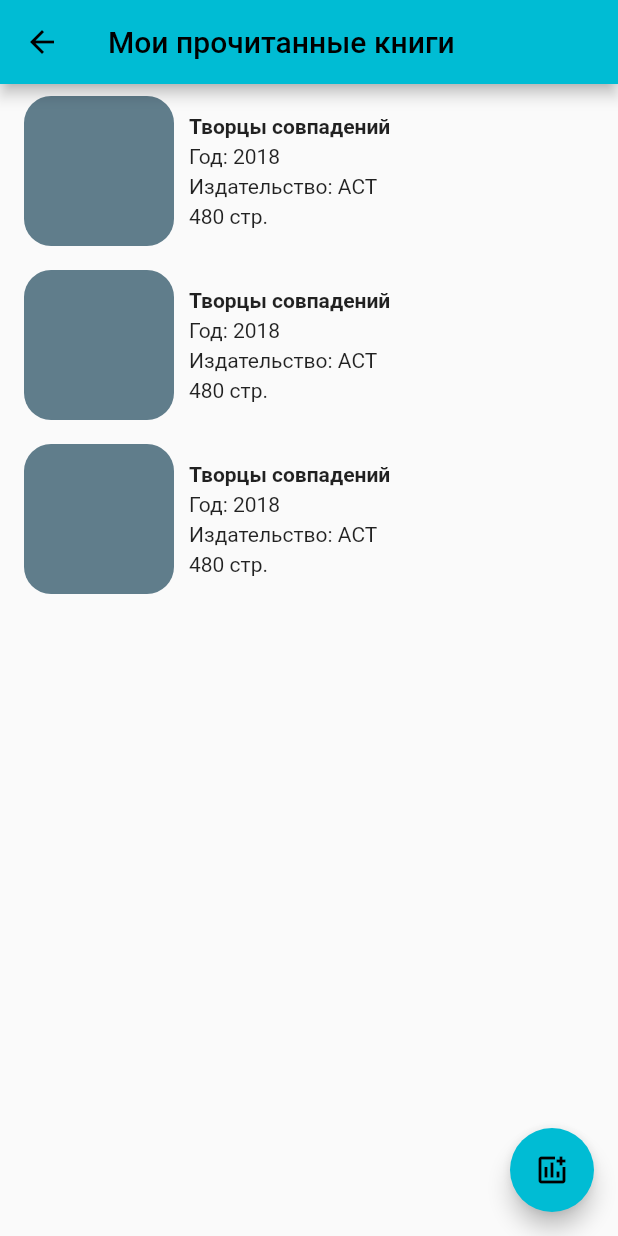
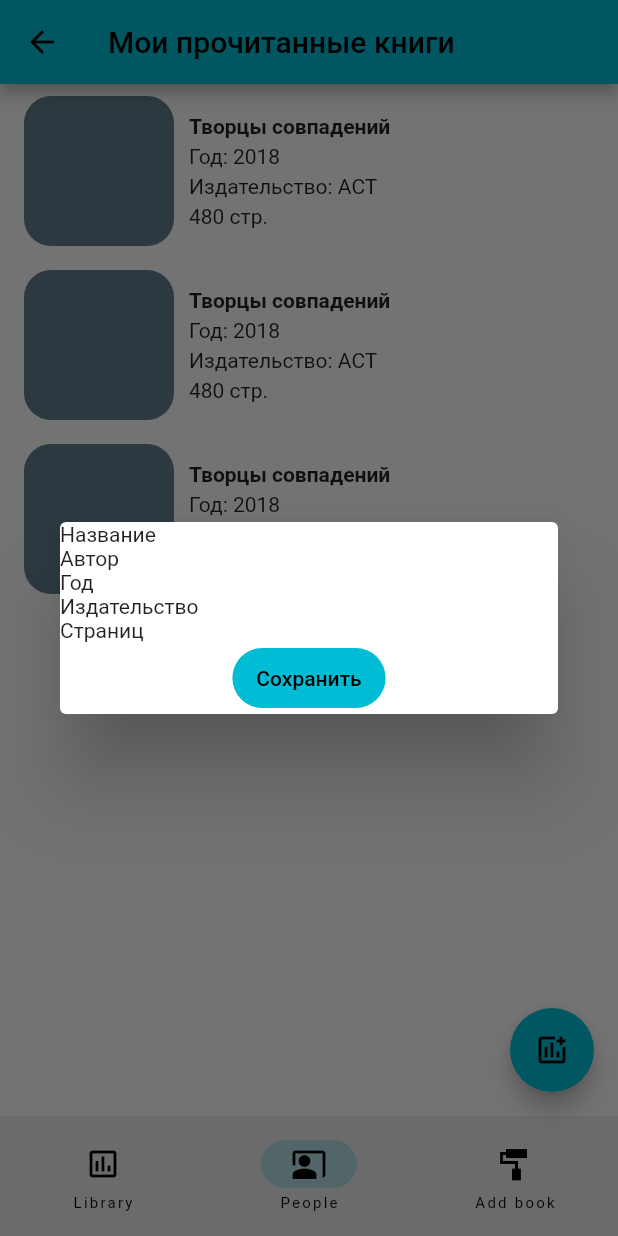
Before and after one commit to gastonbai/book_storage, a Flutter app: the LibraryPage screen opened directly, after a tap on the "add chart" icon, on a phone screen of 412 x 824 dp. Run offline on Flutter 3.47's test engine with Material 2 defaults, Android fonts, the light colour scheme and no system bars; our stand-ins replace freezed_annotation, go_router, sqflite; accounts and stored records are empty.

Commit message:
Привел в порядок код, поэкспериментировал с темами

```diff
--- /dev/null
+++ b/lib/configuration/navigation/book_route_base.dart
@@ -0,0 +1,14 @@
+class routeBase {
+  static const library = (
+  path: '/',
+  name: 'Library',
+  );
+  static const people = (
+  path: '/',
+  name: 'people',
+  );
+  static const addBook = (
+  path: '/',
+  name: 'Add book',
+  );
+}
--- /dev/null
+++ b/lib/configuration/navigation/book_router.dart
@@ -0,0 +1,29 @@
+import 'package:book_storage/configuration/navigation/Book_Route_Base.dart';
+import 'package:book_storage/pages/library_page.dart';
+import 'package:go_router/go_router.dart';
+
+import '../../domain/models/book_info.dart';
+
+class bookRouter {
+  static GoRouter create(BookInfo bookInfo) {
+    return GoRouter(routes: [
+      ShellRoute(routes: [
+        GoRoute(
+          path: routeBase.library.path,
+          name: routeBase.library.name,
+          builder: (context, state) => const LibraryPage(title: 'Home' )
+        ),
+        GoRoute(
+          path: routeBase.people.path,
+          name: routeBase.people.name,
+          builder: (context, state) => const LibraryPage(title: 'people'),
+        ),
+        GoRoute(
+          path: routeBase.addBook.path,
+          name: routeBase.addBook.name,
+          builder: (context, state) => const LibraryPage(title: 'addBook'),
+        ),
+      ])
+    ]);
+  }
+}
--- a/lib/configuration/navigation/books_page.dart
+++ /dev/null
@@ -1,11 +0,0 @@
-import 'package:flutter/material.dart';
-
-class BooksPage extends StatelessWidget {
-  const BooksPage({super.key});
-
-  @override
-  Widget build(BuildContext context) {
-    return Scaffold();
-  }
-
-}
--- a/lib/core/App.dart
+++ b/lib/core/App.dart
@@ -1,5 +1,5 @@
 import 'package:flutter/material.dart';
-import '../features/library/library_page.dart';
+import '../pages/library_page.dart';
 
 class App extends StatelessWidget {
   const App({super.key});
--- a/lib/data/local_data_sources/book_storage/book_dara_source.dart
+++ b/lib/data/local_data_sources/book_storage/book_dara_source.dart
@@ -43,6 +43,14 @@ class BooksDataSource {
     return records.map((e) => BookModel.fromJson(e).toEntity()).toList();
   }
 
+  Future<int> remove(int id) async{
+    return database.delete(
+      tableUserBooks,
+      where: '$columnId = ?',
+      whereArgs: [id],
+    );
+  }
+
   FutureOr<void> createDatabase(Database db, int version) async {
     await db.execute(
       'CREATE TABLE $tableUserBooks ('
--- a/lib/data/local_data_sources/book_storage/models/book_model.dart
+++ b/lib/data/local_data_sources/book_storage/models/book_model.dart
@@ -4,6 +4,7 @@ import '../../../../../domain/models/book_info.dart';
 import '../books_storage_hash_keys.dart';
 
 part 'book_model.freezed.dart';
+
 part 'book_model.g.dart';
 
 @freezed
--- a/lib/features/library/library_page.dart
+++ /dev/null
@@ -1,43 +0,0 @@
-import 'package:flutter/material.dart';
-
-import '../../configuration/navigation/home_page.dart';
-import '../../domain/models/book_info.dart';
-
-class LibraryPage extends StatefulWidget {
-  const LibraryPage({super.key, required String title});
-
-  @override
-  State<LibraryPage> createState() => _LibraryPageState();
-}
-
-class _LibraryPageState extends State<LibraryPage> {
-  void onTapActiveFilledButton() {}
-
-  @override
-  Widget build(BuildContext context) {
-    return Scaffold(
-      appBar: AppBar(
-        title: Text('Мои прочитанные книги'),
-      ),
-      body: ListView.builder(
-        itemCount: 3,
-        itemBuilder: (BuildContext context, int index) {
-          return BookShortInfoWidget(
-            bookInfo: BookInfo(
-              title: 'Творцы совпадений',
-              author: 'Йоав Блум',
-              year: 2018,
-              publisher: 'АСТ',
-              pageCount: 480,
-            ),
-          );
-        },
-      ),
-      floatingActionButton: FloatingActionButton(
-        onPressed: () {},
-        tooltip: 'Increment',
-        child: const Icon(Icons.add_chart_outlined),
-      ),
-    );
-  }
-}
--- /dev/null
+++ b/lib/features/library/widgets/book_created_widget.dart
@@ -0,0 +1,36 @@
+import 'package:book_storage/domain/models/book_info.dart';
+import 'package:book_storage/features/library/book_manager.dart';
+import 'package:flutter/material.dart';
+
+class BookCreatedWidget extends StatelessWidget{
+
+  get navigator => null;
+
+  @override
+  Widget build(BuildContext context) {
+  return Dialog(
+    child: InkWell(
+      splashFactory: NoSplash.splashFactory,
+      onTap: () => FocusScope.of(context).unfocus(),
+      child: Column(
+        crossAxisAlignment: CrossAxisAlignment.start,
+         mainAxisSize: MainAxisSize.min,
+        children: [
+          const Text('Название'),
+          const Text('Автор'),
+          const Text('Год'),
+          const Text('Издательство'),
+          const Text('Страниц'),
+          Center(
+            child: FilledButton(
+                onPressed: () {BookCreatedWidget().toStringDeep();},
+                child: const Text('Сохранить'),
+            ),
+          )
+        ],
+      ),
+    ),
+  );
+  }
+
+}
--- a/lib/books_page.dart
+++ b/lib/pages/books_page.dart
@@ -1,7 +1,7 @@
 import 'package:book_storage/data/local_data_sources/book_storage/book_dara_source.dart';
 import 'package:flutter/material.dart';
 
-import 'domain/models/book_info.dart';
+import '../domain/models/book_info.dart';
 
 class BooksPage extends StatefulWidget {
   const BooksPage({super.key});
--- a/lib/configuration/navigation/home_page.dart
+++ b/lib/pages/home_page.dart
@@ -1,8 +1,6 @@
-import 'dart:math';
-
 import 'package:book_storage/core/extensions/widget_padding_extension.dart';
 import 'package:flutter/material.dart';
-import '../../domain/models/book_info.dart';
+import '../domain/models/book_info.dart';
 
 class MyHomePage extends StatefulWidget {
   const MyHomePage({super.key, required this.title});
--- /dev/null
+++ b/lib/pages/library_page.dart
@@ -0,0 +1,85 @@
+import 'package:book_storage/features/library/widgets/book_created_widget.dart';
+import 'package:flutter/material.dart';
+import 'package:go_router/go_router.dart';
+import '../configuration/navigation/book_route_base.dart';
+import 'home_page.dart';
+import '../domain/models/book_info.dart';
+
+class LibraryPage extends StatefulWidget {
+  const LibraryPage({super.key, required String title});
+
+  @override
+  State<LibraryPage> createState() => _LibraryPageState();
+}
+
+class _LibraryPageState extends State<LibraryPage> {
+  get ter => null;
+
+  void onTapActiveFilledButton() {}
+
+  static const mainPaths = [
+    routeBase.addBook,
+    routeBase.library,
+    routeBase.people,
+  ];
+  int currentPageIndex = 1;
+
+  // (BuildContext context) {
+  //   final path = GoRouterState.of(context).uri.toString();
+  //
+  //   return mainPaths.indexWhere((element) => path.startsWith(element.path));
+  // }
+
+  @override
+  Widget build(BuildContext context) {
+    return Scaffold(
+        appBar: AppBar(
+          title: Text('Мои прочитанные книги'),
+        ),
+        body: ListView.builder(
+          itemCount: 3,
+          itemBuilder: (BuildContext context, int index) {
+            return BookShortInfoWidget(
+              bookInfo: BookInfo(
+                title: 'Творцы совпадений',
+                author: 'Йоав Блум',
+                year: 2018,
+                publisher: 'АСТ',
+                pageCount: 480,
+              ),
+            );
+          },
+        ),
+        floatingActionButton: FloatingActionButton(
+          onPressed: createBook,
+          tooltip: 'Increment',
+          child: const Icon(Icons.add_chart_outlined),
+        ),
+        bottomNavigationBar: NavigationBar(
+            onDestinationSelected: (int index) {
+              setState(() {});
+            },
+            selectedIndex: currentPageIndex,
+            destinations: const <Widget>[
+              NavigationDestination(
+                icon: Icon(Icons.insert_chart_outlined_outlined),
+                label: 'Library',
+              ),
+              NavigationDestination(
+                icon: Icon(Icons.co_present),
+                label: 'People',
+              ),
+              NavigationDestination(
+                icon: Icon(Icons.imagesearch_roller_sharp),
+                label: 'Add book',
+              ),
+            ]));
+  }
+
+  Future<void> createBook() async {
+    final book = await showDialog<BookInfo?>(
+      context: context,
+      builder: (context) => BookCreatedWidget(),
+    );
+  }
+}
--- a/pubspec.yaml
+++ b/pubspec.yaml
@@ -31,13 +31,13 @@ dependencies:
   flutter:
     sdk: flutter
 
-
   # The following adds the Cupertino Icons font to your application.
   # Use with the CupertinoIcons class for iOS style icons.
   cupertino_icons: ^1.0.2
   freezed: ^2.4.5
   rxdart: ^0.27.7
   sqflite: ^2.3.0
+  go_router: ^12.1.1
 
 dev_dependencies:
   flutter_test:
```
Also changed, not shown: lib/features/library/book_manager.dart (added).
